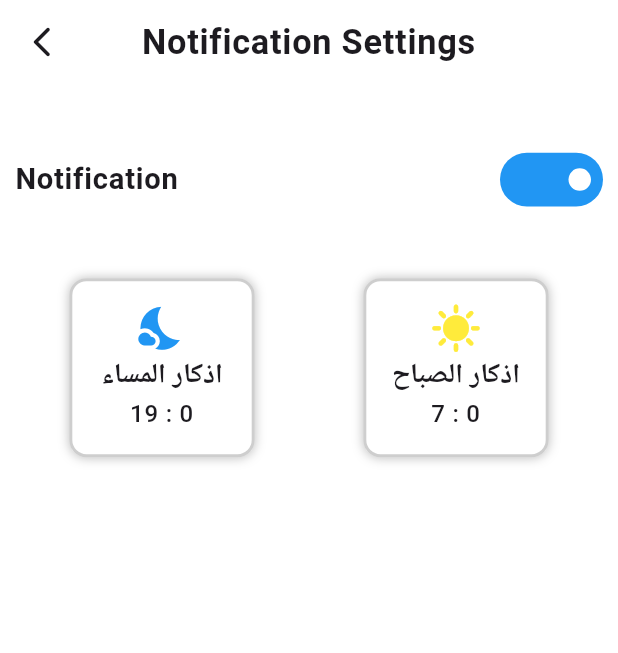
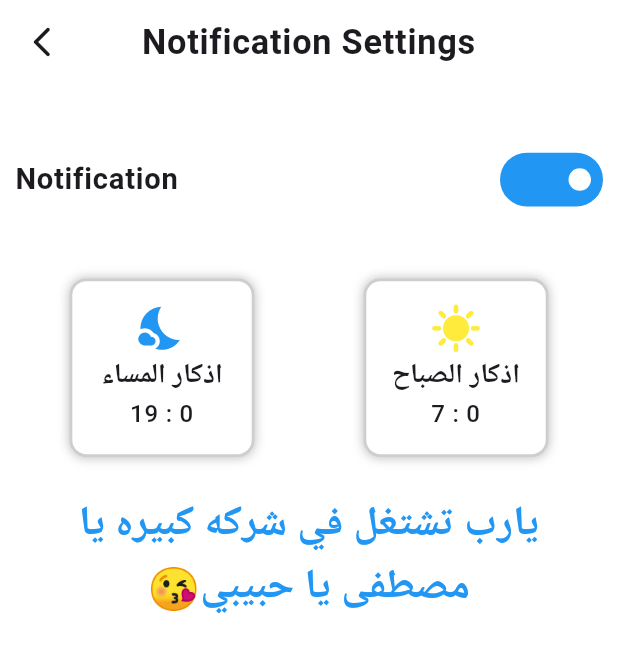
Before and after one commit to MostafaShalaby10/azkar, a Flutter app: the screen it shows after launch, after a tap on the "notifications" icon, on a phone screen of 412 x 824 dp. Shown: the top 653 px of the screen. Run offline on Flutter 3.47's test engine with Material 3 defaults, Android fonts, the light colour scheme and no system bars; drawn by our look-alikes of flutter_switch; our stand-ins replace dio, flutter_bloc, flutter_local_notifications, flutter_screenutil, flutter_svg, flutter_timezone and 5 more; missing offline and left inert: workmanager; accounts and stored records are empty; network calls fail; statements that could not run were skipped; project files that could hold a hidden picture were left out.

```diff
--- a/lib/features/notification/model_view/cubit/notification_cubit.dart
+++ b/lib/features/notification/model_view/cubit/notification_cubit.dart
@@ -74,7 +74,7 @@ class NotificationCubit extends Cubit<NotificationState> {
     await SharedPrefs.saveData(key: "morningMinutes", value: time.minute);
     morningHour = time.hour;
     morningMinute = time.minute;
-    LocalNotificationService.showScheduleNotificationForAzan(
+    LocalNotificationService.showScheduleNotificationForAzkar(
       id: 10,
       body: "اذكار الصباح",
       hour: await SharedPrefs.getData(key: "morningHour"),
@@ -88,7 +88,7 @@ class NotificationCubit extends Cubit<NotificationState> {
     await SharedPrefs.saveData(key: "eveningMinutes", value: time.minute);
     eveningHour = time.hour;
     eveningMinute = time.minute;
-    LocalNotificationService.showScheduleNotificationForAzan(
+    LocalNotificationService.showScheduleNotificationForAzkar(
       id: 11,
       body: "اذكار المساء",
       hour: await SharedPrefs.getData(key: "eveningHour"),
--- a/lib/features/notification/views/notification_settings.dart
+++ b/lib/features/notification/views/notification_settings.dart
@@ -35,6 +35,7 @@ class NotificationSettings extends StatelessWidget {
                     ? Padding(
                       padding: const EdgeInsets.all(10.0),
                       child: Column(
+                        crossAxisAlignment: CrossAxisAlignment.center,
                         mainAxisAlignment: MainAxisAlignment.start,
                         children: [
                           SizedBox(height: 30.h),
@@ -204,6 +205,18 @@ class NotificationSettings extends StatelessWidget {
                                 ),
                               ],
                             ),
+
+                          SizedBox(height: 20.h),
+                          const Center(
+                            child: CustomTextWidget(
+                              textAlign: TextAlign.center,
+                              text:
+                                  "يارب تشتغل في شركه كبيره يا مصطفى يا حبيبي😘",
+                              fontSize: 24,
+                              fontWeight: FontWeight.w600,
+                              textColor: Colors.blue,
+                            ),
+                          ),
                         ],
                       ),
                     )
--- a/lib/features/prayers/model/repos/prayer_repo_imp.dart
+++ b/lib/features/prayers/model/repos/prayer_repo_imp.dart
@@ -3,7 +3,6 @@ import 'dart:developer';
 import 'package:azkar/core/networking/api_Service.dart';
 import 'package:azkar/core/utils/shared_prefrences.dart';
 import 'package:azkar/features/prayers/model/repos/prayer_repo_interface.dart';
-import 'package:location/location.dart';
 
 class PrayerRepoImp implements PrayerRepoInterface {
   final ApiService _apiService;
@@ -14,8 +13,8 @@ class PrayerRepoImp implements PrayerRepoInterface {
   Future getPrayerTimes() async {
     return await _apiService
         .getResponse(
-          latitude: await SharedPrefs.getData(key: "latitude"),
-          longitude: await SharedPrefs.getData(key: "longitude"),
+          latitude: await SharedPrefs.getData(key: "latitude")??30.56566577691538,
+          longitude: await SharedPrefs.getData(key: "longitude")?? 31.023629517778776,
         )
         .then((value) {
           return value;
--- a/lib/main.dart
+++ b/lib/main.dart
@@ -1,14 +1,11 @@
 import 'dart:developer';
-
 import 'package:azkar/core/notification/work_manager_service.dart';
 import 'package:azkar/core/utils/hive_service.dart';
 import 'package:azkar/features/home/view/home_view.dart';
-import 'package:device_preview/device_preview.dart';
 import 'package:flutter/foundation.dart';
 import 'package:flutter/material.dart';
 import 'package:flutter/services.dart';
 import 'package:flutter_screenutil/flutter_screenutil.dart';
-import 'package:location/location.dart';
 import 'core/utils/service_locator.dart';
 import 'core/utils/shared_prefrences.dart';
 
@@ -27,35 +24,15 @@ void main(List<String> args) async {
     ),
   );
   setupServiceLocator();
-  // await getUserLocation();
   await SharedPrefs.init();
 
-  await Location()
-      .getLocation()
-      .then((value) async {
-        await SharedPrefs.saveData(
-          key: "latitude",
-          value: value.latitude,
-        );
-        await SharedPrefs.saveData(
-          key: "longitude",
-          value: value.longitude,
-        );
-      })
-      .catchError((error) {
-        // Handle error if location is not available
-        print("Error getting location: $error");
-      });
 
   Future.wait([
     WorkManagerService().init(),
     HiveService.init(),
   ]);
   runApp(
-    DevicePreview(
-      enabled: !kReleaseMode, // Set to true to enable Device Preview
-      builder: (context) => const MyApp(),
-    ),
+    const MyApp(),
   );
 }
 
--- a/pubspec.yaml
+++ b/pubspec.yaml
@@ -29,7 +29,6 @@ environment:
 # versions available, run `flutter pub outdated`.
 dependencies:
   cupertino_icons: ^1.0.8
-  device_preview: ^1.2.0
   dio: ^5.8.0+1
   flutter:
     sdk: flutter
@@ -42,7 +41,6 @@ dependencies:
   get_it: ^8.0.3
   hive: ^2.2.3
   hive_flutter: ^1.1.0
-  location: ^8.0.0
   permission_handler: ^12.0.0+1
   shared_preferences: ^2.5.3
   timezone: ^0.10.1
```
Also changed, not shown: lib/core/notification/local_notification_service.dart (+69 -34 lines), lib/core/notification/work_manager_service.dart (+10 -2 lines), lib/test_veiw.dart (deleted, +0 -29 lines), pubspec.lock, 4 other files.
